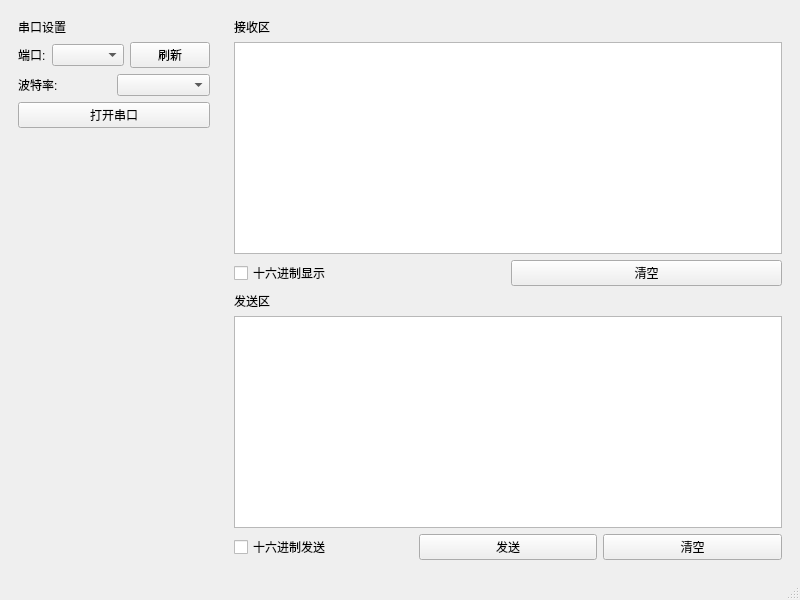
The window that mainwindow.ui (angus-tech/ATserialTool) describes before a commit, drawn with Qt 5.
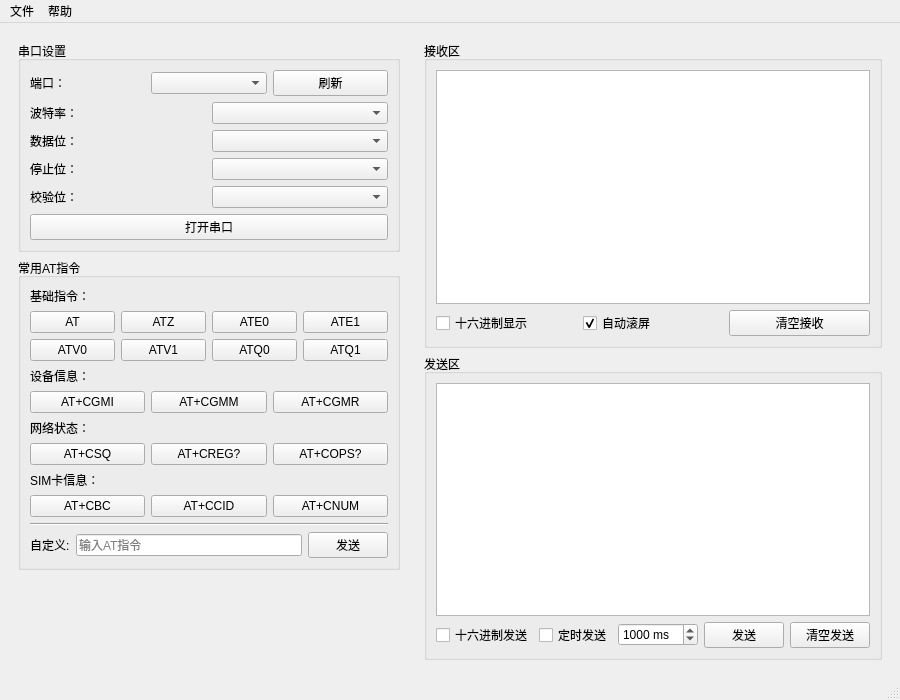
The same window after the commit.

Commit message: add normal at command send func.

```diff
--- a/mainwindow.ui
+++ b/mainwindow.ui
@@ -6,8 +6,8 @@
    <rect>
     <x>0</x>
     <y>0</y>
-    <width>800</width>
-    <height>600</height>
+    <width>900</width>
+    <height>700</height>
    </rect>
   </property>
   <property name="windowTitle">
@@ -22,19 +22,19 @@
      <widget class="QWidget" name="leftWidget">
       <layout class="QVBoxLayout" name="leftLayout">
        <item>
-        <widget class="QLabel" name="label">
-         <property name="text">
+        <widget class="QGroupBox" name="groupBoxPort">
+         <property name="title">
           <string>串口设置</string>
          </property>
-        </widget>
-       </item>
-       
+         <layout class="QVBoxLayout" name="verticalLayoutPort">
+          
+          <!-- 端口选择 -->
        <item>
-        <layout class="QHBoxLayout" name="portLayout">
+           <layout class="QHBoxLayout" name="layoutPort">
          <item>
           <widget class="QLabel" name="label_2">
            <property name="text">
-            <string>端口:</string>
+               <string>端口：</string>
            </property>
           </widget>
          </item>
@@ -50,13 +50,14 @@
          </item>
         </layout>
        </item>
-       
+          
+          <!-- 波特率 -->
        <item>
-        <layout class="QHBoxLayout" name="baudLayout">
+           <layout class="QHBoxLayout" name="layoutBaud">
          <item>
           <widget class="QLabel" name="label_3">
            <property name="text">
-            <string>波特率:</string>
+               <string>波特率：</string>
            </property>
           </widget>
          </item>
@@ -65,7 +66,56 @@
          </item>
         </layout>
        </item>
-       
+          
+          <!-- 数据位 -->
+          <item>
+           <layout class="QHBoxLayout" name="layoutDataBits">
+            <item>
+             <widget class="QLabel" name="labelDataBits">
+              <property name="text">
+               <string>数据位：</string>
+              </property>
+             </widget>
+            </item>
+            <item>
+             <widget class="QComboBox" name="cbDataBits"/>
+            </item>
+           </layout>
+          </item>
+          
+          <!-- 停止位 -->
+          <item>
+           <layout class="QHBoxLayout" name="layoutStopBits">
+            <item>
+             <widget class="QLabel" name="labelStopBits">
+              <property name="text">
+               <string>停止位：</string>
+              </property>
+             </widget>
+            </item>
+            <item>
+             <widget class="QComboBox" name="cbStopBits"/>
+            </item>
+           </layout>
+          </item>
+          
+          <!-- 校验位 -->
+          <item>
+           <layout class="QHBoxLayout" name="layoutParity">
+            <item>
+             <widget class="QLabel" name="labelParity">
+              <property name="text">
+               <string>校验位：</string>
+              </property>
+             </widget>
+            </item>
+            <item>
+             <widget class="QComboBox" name="cbParity"/>
+            </item>
+           </layout>
+          </item>
+          
+          <!-- 打开/关闭按钮 -->
        <item>
         <widget class="QPushButton" name="btnOpenPort">
          <property name="text">
@@ -73,6 +123,245 @@
          </property>
         </widget>
        </item>
+         </layout>
+        </widget>
+       </item>
+       
+       <!-- AT指令组 -->
+       <item>
+        <widget class="QGroupBox" name="groupBoxAT">
+         <property name="title">
+          <string>常用AT指令</string>
+         </property>
+         <layout class="QVBoxLayout" name="verticalLayoutAT">
+          
+          <!-- 基础指令 -->
+          <item>
+           <widget class="QLabel" name="labelBasic">
+            <property name="text">
+             <string>基础指令：</string>
+            </property>
+           </widget>
+          </item>
+          
+          <item>
+           <layout class="QHBoxLayout" name="layoutBasic1">
+            <item>
+             <widget class="QPushButton" name="btnAT">
+              <property name="text">
+               <string>AT</string>
+              </property>
+             </widget>
+            </item>
+            <item>
+             <widget class="QPushButton" name="btnATZ">
+              <property name="text">
+               <string>ATZ</string>
+              </property>
+             </widget>
+            </item>
+            <item>
+             <widget class="QPushButton" name="btnATE0">
+              <property name="text">
+               <string>ATE0</string>
+              </property>
+             </widget>
+            </item>
+            <item>
+             <widget class="QPushButton" name="btnATE1">
+              <property name="text">
+               <string>ATE1</string>
+              </property>
+             </widget>
+            </item>
+           </layout>
+          </item>
+          
+          <item>
+           <layout class="QHBoxLayout" name="layoutBasic2">
+            <item>
+             <widget class="QPushButton" name="btnATV0">
+              <property name="text">
+               <string>ATV0</string>
+              </property>
+             </widget>
+            </item>
+            <item>
+             <widget class="QPushButton" name="btnATV1">
+              <property name="text">
+               <string>ATV1</string>
+              </property>
+             </widget>
+            </item>
+            <item>
+             <widget class="QPushButton" name="btnATQ0">
+              <property name="text">
+               <string>ATQ0</string>
+              </property>
+             </widget>
+            </item>
+            <item>
+             <widget class="QPushButton" name="btnATQ1">
+              <property name="text">
+               <string>ATQ1</string>
+              </property>
+             </widget>
+            </item>
+           </layout>
+          </item>
+          
+          <!-- 设备信息指令 -->
+          <item>
+           <widget class="QLabel" name="labelInfo">
+            <property name="text">
+             <string>设备信息：</string>
+            </property>
+            <property name="topMargin">
+             <number>10</number>
+            </property>
+           </widget>
+          </item>
+          
+          <item>
+           <layout class="QHBoxLayout" name="layoutInfo1">
+            <item>
+             <widget class="QPushButton" name="btnATCGMI">
+              <property name="text">
+               <string>AT+CGMI</string>
+              </property>
+             </widget>
+            </item>
+            <item>
+             <widget class="QPushButton" name="btnATCGMM">
+              <property name="text">
+               <string>AT+CGMM</string>
+              </property>
+             </widget>
+            </item>
+            <item>
+             <widget class="QPushButton" name="btnATCGMR">
+              <property name="text">
+               <string>AT+CGMR</string>
+              </property>
+             </widget>
+            </item>
+           </layout>
+          </item>
+          
+          <!-- 网络状态指令 -->
+          <item>
+           <widget class="QLabel" name="labelNetwork">
+            <property name="text">
+             <string>网络状态：</string>
+            </property>
+            <property name="topMargin">
+             <number>10</number>
+            </property>
+           </widget>
+          </item>
+          
+          <item>
+           <layout class="QHBoxLayout" name="layoutNetwork1">
+            <item>
+             <widget class="QPushButton" name="btnATCSQ">
+              <property name="text">
+               <string>AT+CSQ</string>
+              </property>
+             </widget>
+            </item>
+            <item>
+             <widget class="QPushButton" name="btnATCREG">
+              <property name="text">
+               <string>AT+CREG?</string>
+              </property>
+             </widget>
+            </item>
+            <item>
+             <widget class="QPushButton" name="btnATCOPS">
+              <property name="text">
+               <string>AT+COPS?</string>
+              </property>
+             </widget>
+            </item>
+           </layout>
+          </item>
+          
+          <!-- SIM卡指令 -->
+          <item>
+           <widget class="QLabel" name="labelSIM">
+            <property name="text">
+             <string>SIM卡信息：</string>
+            </property>
+            <property name="topMargin">
+             <number>10</number>
+            </property>
+           </widget>
+          </item>
+          
+          <item>
+           <layout class="QHBoxLayout" name="layoutSIM1">
+            <item>
+             <widget class="QPushButton" name="btnATCBC">
+              <property name="text">
+               <string>AT+CBC</string>
+              </property>
+             </widget>
+            </item>
+            <item>
+             <widget class="QPushButton" name="btnATCCID">
+              <property name="text">
+               <string>AT+CCID</string>
+              </property>
+             </widget>
+            </item>
+            <item>
+             <widget class="QPushButton" name="btnATCNUM">
+              <property name="text">
+               <string>AT+CNUM</string>
+              </property>
+             </widget>
+            </item>
+           </layout>
+          </item>
+          
+          <!-- 分隔线 -->
+          <item>
+           <widget class="Line" name="line">
+            <property name="orientation">
+             <enum>Qt::Horizontal</enum>
+            </property>
+           </widget>
+          </item>
+          
+          <!-- 自定义AT指令输入 -->
+          <item>
+           <layout class="QHBoxLayout" name="layoutCustom">
+            <item>
+             <widget class="QLabel" name="labelCustom">
+              <property name="text">
+               <string>自定义:</string>
+              </property>
+             </widget>
+            </item>
+            <item>
+             <widget class="QLineEdit" name="lineEditCustomAT">
+              <property name="placeholderText">
+               <string>输入AT指令</string>
+              </property>
+             </widget>
+            </item>
+            <item>
+             <widget class="QPushButton" name="btnSendCustom">
+              <property name="text">
+               <string>发送</string>
+              </property>
+             </widget>
+            </item>
+           </layout>
+          </item>
+         </layout>
+        </widget>
+       </item>
        
        <item>
         <spacer name="verticalSpacer">
@@ -96,23 +385,23 @@
      <widget class="QWidget" name="rightWidget">
       <layout class="QVBoxLayout" name="rightLayout">
        <item>
-        <widget class="QLabel" name="label_4">
-         <property name="text">
+        <widget class="QGroupBox" name="groupBoxReceive">
+         <property name="title">
           <string>接收区</string>
          </property>
-        </widget>
-       </item>
-       
+         <layout class="QVBoxLayout" name="verticalLayoutReceive">
        <item>
         <widget class="QTextEdit" name="textReceive">
          <property name="readOnly">
           <bool>true</bool>
          </property>
-        </widget>
-       </item>
-       
+            <property name="fontFamily">
+             <string>Courier New</string>
+            </property>
+           </widget>
+          </item>
        <item>
-        <layout class="QHBoxLayout" name="receiveCtrlLayout">
+           <layout class="QHBoxLayout" name="layoutReceiveCtrl">
          <item>
           <widget class="QCheckBox" name="cbHexDisplay">
            <property name="text">
@@ -120,30 +409,45 @@
            </property>
           </widget>
          </item>
+            <item>
+             <widget class="QCheckBox" name="cbAutoScroll">
+              <property name="text">
+               <string>自动滚屏</string>
+              </property>
+              <property name="checked">
+               <bool>true</bool>
+              </property>
+             </widget>
+            </item>
          <item>
           <widget class="QPushButton" name="btnClearReceive">
            <property name="text">
-            <string>清空</string>
+               <string>清空接收</string>
            </property>
           </widget>
          </item>
         </layout>
        </item>
+         </layout>
+        </widget>
+       </item>
        
+       <!-- 发送区 -->
        <item>
-        <widget class="QLabel" name="label_5">
-         <property name="text">
+        <widget class="QGroupBox" name="groupBoxSend">
+         <property name="title">
           <string>发送区</string>
          </property>
-        </widget>
-       </item>
-       
+         <layout class="QVBoxLayout" name="verticalLayoutSend">
+          <item>
+           <widget class="QTextEdit" name="textSend">
+            <property name="fontFamily">
+             <string>Courier New</string>
+            </property>
+           </widget>
+          </item>
        <item>
-        <widget class="QTextEdit" name="textSend"/>
-       </item>
-       
-       <item>
-        <layout class="QHBoxLayout" name="sendCtrlLayout">
+           <layout class="QHBoxLayout" name="layoutSendCtrl">
          <item>
           <widget class="QCheckBox" name="cbHexSend">
            <property name="text">
@@ -151,6 +455,29 @@
            </property>
           </widget>
          </item>
+            <item>
+             <widget class="QCheckBox" name="cbTimerSend">
+              <property name="text">
+               <string>定时发送</string>
+              </property>
+             </widget>
+            </item>
+            <item>
+             <widget class="QSpinBox" name="spinTimerPeriod">
+              <property name="suffix">
+               <string> ms</string>
+              </property>
+              <property name="minimum">
+               <number>10</number>
+              </property>
+              <property name="maximum">
+               <number>10000</number>
+              </property>
+              <property name="value">
+               <number>1000</number>
+              </property>
+             </widget>
+            </item>
          <item>
           <widget class="QPushButton" name="btnSend">
            <property name="text">
@@ -161,11 +488,14 @@
          <item>
           <widget class="QPushButton" name="btnClearSend">
            <property name="text">
-            <string>清空</string>
+               <string>清空发送</string>
            </property>
           </widget>
          </item>
         </layout>
+          </item>
+         </layout>
+        </widget>
        </item>
       </layout>
      </widget>
@@ -179,10 +509,26 @@
     <rect>
      <x>0</x>
      <y>0</y>
-     <width>800</width>
+     <width>900</width>
      <height>26</height>
     </rect>
    </property>
+   <widget class="QMenu" name="menuFile">
+    <property name="title">
+     <string>文件</string>
+    </property>
+    <addaction name="actionOpen"/>
+    <addaction name="actionSave"/>
+    <addaction name="actionExit"/>
+   </widget>
+   <widget class="QMenu" name="menuHelp">
+    <property name="title">
+     <string>帮助</string>
+    </property>
+    <addaction name="actionAbout"/>
+   </widget>
+   <addaction name="menuFile"/>
+   <addaction name="menuHelp"/>
   </widget>
   
   <!-- 状态栏 -->
```
Left out of the diff: 34 changed lines with no effect on the pictures. Lines whose indentation alone changed are shown as unchanged. The commit also changes 2 other files.
